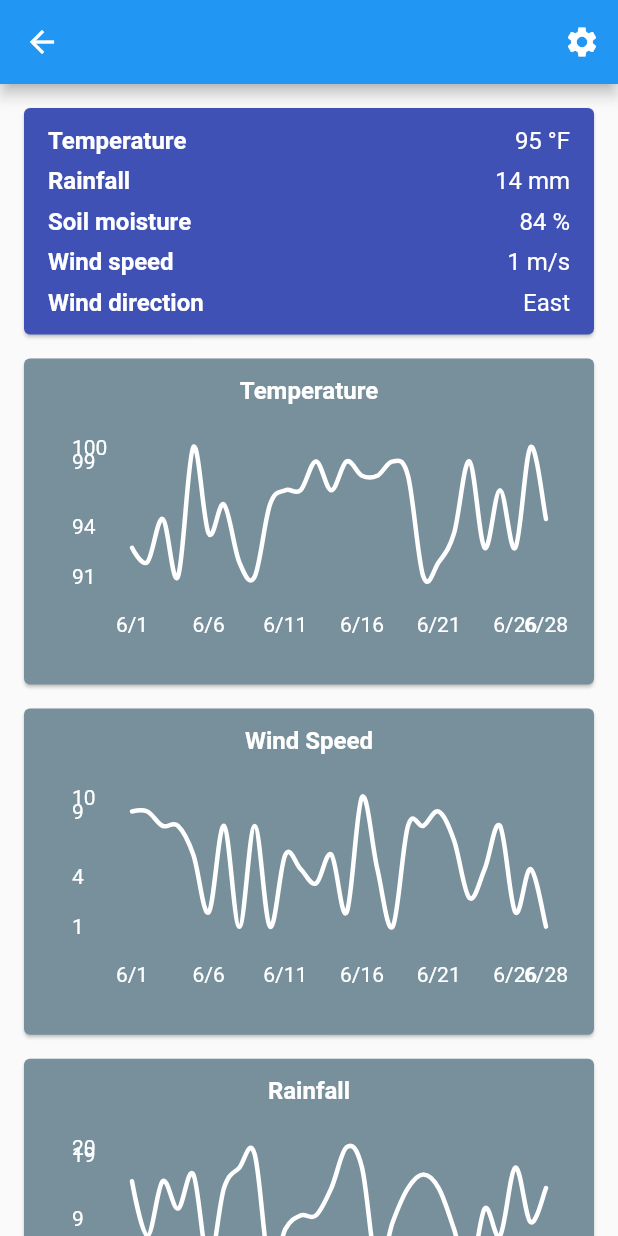
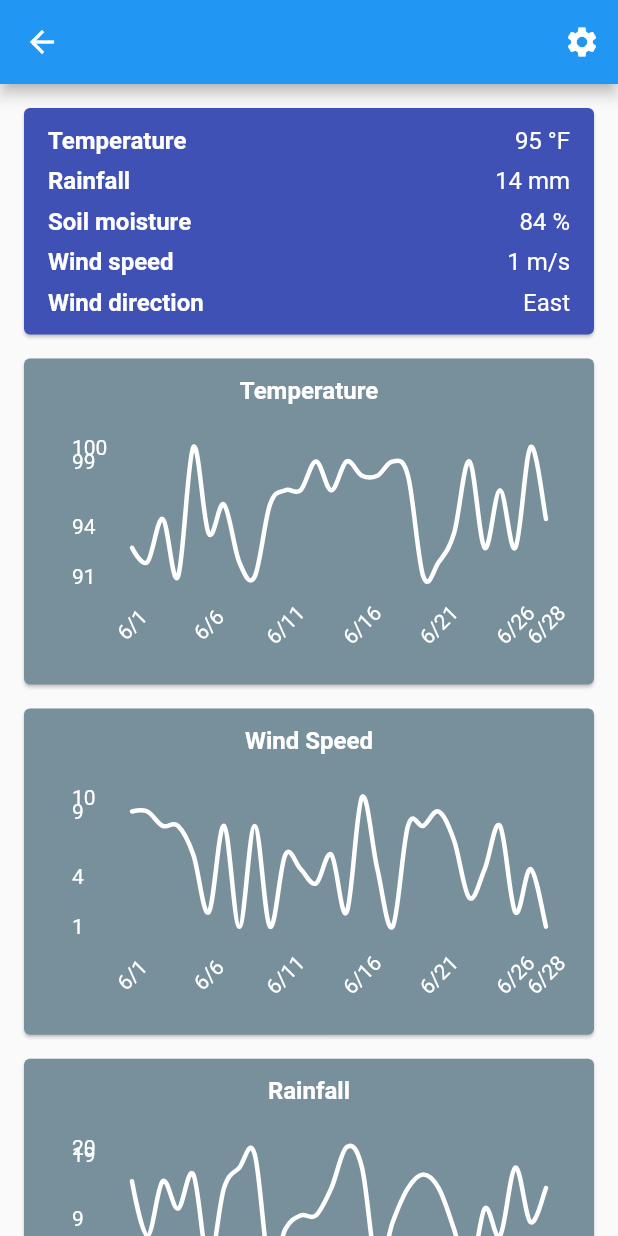
Before and after one commit to tytydraco/cg_proto2, a Flutter app: the SitePage screen opened directly with empty values, on a phone screen of 412 x 824 dp. Run offline on Flutter 3.47's test engine with Material 2 defaults, Android fonts, the phone set to English and light mode, and no system bars; drawn by our look-alikes of fl_chart; our stand-ins replace shared_preferences; missing offline and left inert: artificial_delay; accounts and stored records are empty.

Commit message:
Very much improve the individual charts
Signed-off-by: Tyler Nijmeh <tylernij@gmail.com>

```diff
--- a/lib/widgets/site_weather_chart.dart
+++ b/lib/widgets/site_weather_chart.dart
@@ -1,3 +1,5 @@
+import 'dart:math';
+
 import 'package:cg_proto2/models/site_model.dart';
 import 'package:cg_proto2/models/site_weather_model.dart';
 import 'package:cg_proto2/widgets/pref_visibility.dart';
@@ -42,16 +44,23 @@ class _SiteWeatherChartState extends State<SiteWeatherChart> {
   }
 
   Widget bottomTitleWidget(double value, TitleMeta? _) {
-    final thisDate = todaysDate.subtract(Duration(days: widget.data.length - value.toInt()));
     return Align(
       alignment: Alignment.bottomCenter,
-      child: Text(
-        DateFormat('M/d').format(thisDate),
-        style: TextStyle(
-          color: primaryColor,
+      child: Transform.rotate(
+        angle: -pi / 4,
+        child: Text(
+          _dateFromDayIndex(value.toInt()),
+          style: TextStyle(
+            color: primaryColor,
+          ),
         ),
       ),
     );
+  }
+
+  String _dateFromDayIndex(int index) {
+    final thisDate = todaysDate.subtract(Duration(days: widget.data.length - index));
+    return DateFormat('M/d').format(thisDate);
   }
 
   @override
@@ -86,6 +95,20 @@ class _SiteWeatherChartState extends State<SiteWeatherChart> {
                   aspectRatio: 2.5,
                   child: LineChart(
                     LineChartData(
+                      lineTouchData: LineTouchData(
+                        touchTooltipData: LineTouchTooltipData(
+                          getTooltipItems: (List<LineBarSpot> spots) {
+                            return [
+                              LineTooltipItem(
+                                '${spots.first.y.toString()}\n${_dateFromDayIndex(spots.first.x.toInt())}',
+                                TextStyle(
+                                  color: primaryColor,
+                                ),
+                              ),
+                            ];
+                          }
+                        )
+                      ),
                       lineBarsData: [
                         LineChartBarData(
                           spots: widget.data.asMap().entries.map((entry) {
@@ -122,7 +145,7 @@ class _SiteWeatherChartState extends State<SiteWeatherChart> {
                       borderData: FlBorderData(show: false),
                       gridData: FlGridData(
                         show: false,
-                      )
+                      ),
                     ),
                   ),
                 ),
```
